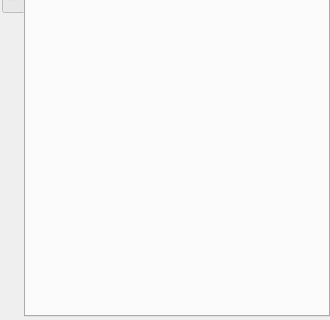
Before: the Qt Designer form views/navigatorview.ui in caxapyk/pa-decision, drawn with Qt 5; both pictures show x 0 to 330 and y 280 to 600 of the 330 by 600 pixel window.
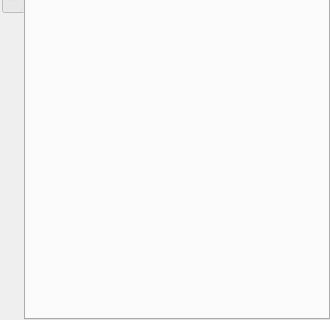
After: the same form once the commit is applied. Icons and pictures are not drawn.

```diff
--- a/views/navigatorview.ui
+++ b/views/navigatorview.ui
@@ -33,7 +33,7 @@
     <number>0</number>
    </property>
    <property name="bottomMargin">
-    <number>3</number>
+    <number>0</number>
    </property>
    <item>
     <widget class="QTabWidget" name="tabWidget">
```
